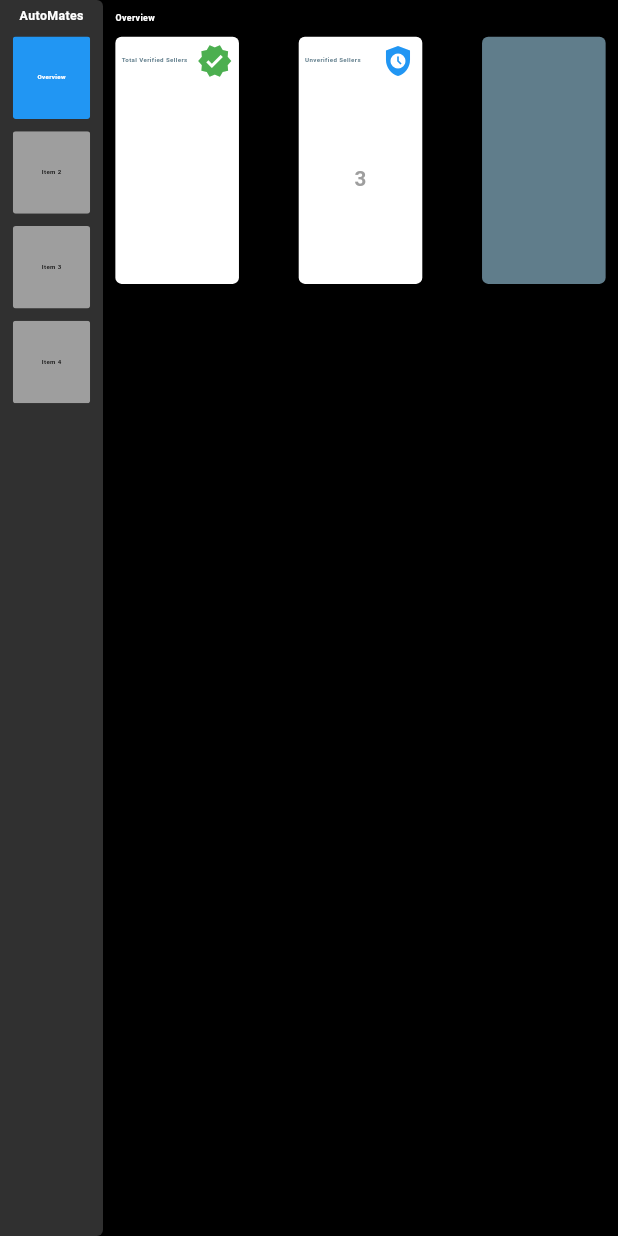
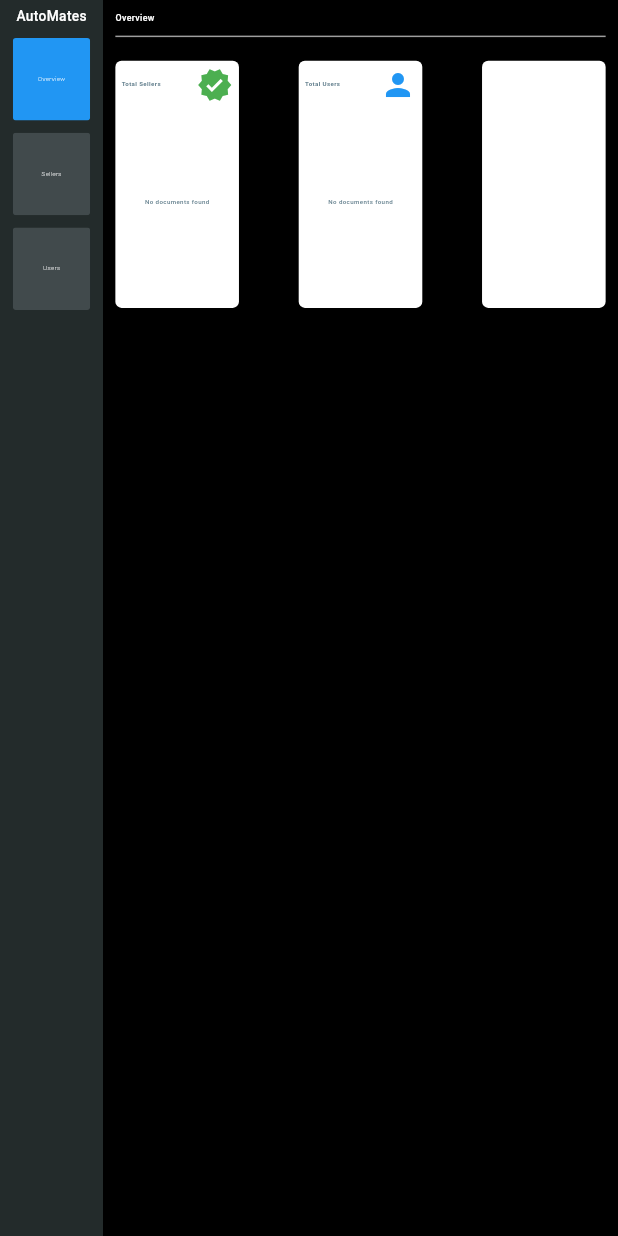
Before and after one commit to hijasahamed/Auto-Mates-Admin, a Flutter app: the screen it shows after launch, on a phone screen of 412 x 824 dp. Run offline on Flutter 3.47's test engine with Material 3 defaults, Android fonts, the light colour scheme and no system bars; our stand-ins replace cloud_firestore, firebase_core, get; accounts and stored records are empty; statements that could not run were skipped.

Commit message:
latest push

```diff
--- a/lib/view/admin_home_screen/admin_home_screen.dart
+++ b/lib/view/admin_home_screen/admin_home_screen.dart
@@ -2,6 +2,8 @@ import 'package:auto_mates_admin/controller/admin_home_screen_controller.dart';
 import 'package:auto_mates_admin/view/admin_home_screen/admin_home_screen_side_bar/admin_home_screen_side_bar.dart';
 import 'package:auto_mates_admin/view/common_widgets/colors.dart';
 import 'package:auto_mates_admin/view/overview_screen/overview_screen.dart';
+import 'package:auto_mates_admin/view/sellers_screen/sellers_screen.dart';
+import 'package:auto_mates_admin/view/users_screen/users_screen.dart';
 import 'package:flutter/material.dart';
 import 'package:get/get.dart';
 
@@ -12,13 +14,12 @@ class AdminHomeScreen extends StatelessWidget {
     final screenSize = MediaQuery.of(context).size;
     final AdminHomeScreenController controller = Get.put(AdminHomeScreenController());
     final List<Widget> pages = [
-      OverviewScreen(screenSize: screenSize,),
-      Center(child: Text('Page 2')),
-      Center(child: Text('Page 3')),
-      Center(child: Text('Page 4')),
+      OverviewScreen(screenSize: screenSize,controller: controller,),
+      SellersScreen(screenSize: screenSize,),
+      UsersScreen(screenSize: screenSize,)
     ];
     return Scaffold(
-      backgroundColor: scaffoldBackgroundColor,
+      backgroundColor: colorBlack,
       body: SafeArea(
         child: Row(
           children: [
--- a/lib/view/admin_home_screen/admin_home_screen_side_bar/admin_home_screen_side_bar.dart
+++ b/lib/view/admin_home_screen/admin_home_screen_side_bar/admin_home_screen_side_bar.dart
@@ -12,21 +12,17 @@ class AdminHomeScreenSideBar extends StatelessWidget {
   Widget build(BuildContext context) {
     return Expanded(
       child: Container(
-        decoration: BoxDecoration(
-          borderRadius: BorderRadius.only(topRight: Radius.circular(screenSize.width/100),bottomRight: Radius.circular(screenSize.width/100)),
-          color: const Color.fromARGB(255, 48, 48, 48),
-        ),
+        color: sideBarColor,
         child: Column(
           mainAxisAlignment: MainAxisAlignment.start,
           children: [
             Padding(
               padding:  EdgeInsets.only(bottom: screenSize.width/100,top: screenSize.width/100),
-              child: TextWidget(text: 'AutoMates', color: colorWhite, size: screenSize.width/50, weight: FontWeight.bold),
+              child: TextWidget(text: 'AutoMates', color: colorWhite, size: screenSize.width/45, weight: FontWeight.w500),
             ),
             AdminHomeScreenSideBarItem(index: 0, label: 'Overview', controller: controller),
-            AdminHomeScreenSideBarItem(index: 1, label: 'Item 2', controller: controller),
-            AdminHomeScreenSideBarItem(index: 2, label: 'Item 3', controller: controller),
-            AdminHomeScreenSideBarItem(index: 3, label: 'Item 4', controller: controller),
+            AdminHomeScreenSideBarItem(index: 1, label: 'Sellers', controller: controller),
+            AdminHomeScreenSideBarItem(index: 2, label: 'Users', controller: controller),
           ],
         ),
       )
--- a/lib/view/admin_home_screen/admin_home_screen_side_bar/admin_home_screen_side_bar_item/admin_home_screen_side_bar_item.dart
+++ b/lib/view/admin_home_screen/admin_home_screen_side_bar/admin_home_screen_side_bar_item/admin_home_screen_side_bar_item.dart
@@ -23,14 +23,14 @@ class AdminHomeScreenSideBarItem extends StatelessWidget {
             height: screenSize.height/15,
             decoration: BoxDecoration(
               borderRadius: BorderRadius.circular(screenSize.width/200),
-              color: controller.selectedIndex.value == index ? Colors.blue : Colors.grey,
+              color: controller.selectedIndex.value == index ? colorblue : sideBarItemColor,
             ),
             child: Center(
               child: TextWidget(
                 text: label,
-                color: controller.selectedIndex.value == index ? colorWhite : Colors.black,
+                color: controller.selectedIndex.value == index ? colorWhite : colorWhite,
                 size: screenSize.width/100,
-                weight: FontWeight.bold
+                weight: FontWeight.w100
               ),
             ),
           )),
--- a/lib/view/common_widgets/colors.dart
+++ b/lib/view/common_widgets/colors.dart
@@ -1,7 +1,9 @@
 import 'package:flutter/material.dart';
 
 const loginBackgroundColor = Color(0xFFEEEEEE);
-const scaffoldBackgroundColor = Colors.black;
+const sideBarColor = Color(0xFF232b2b);
+const sideBarItemColor = Color(0xFF414a4c);
 const colorWhite = Colors.white;
 const colorBlack = Colors.black;
 const colorBlueGrey = Colors.blueGrey;
+const colorblue = Colors.blue;
--- a/lib/view/overview_screen/overview_screen.dart
+++ b/lib/view/overview_screen/overview_screen.dart
@@ -1,34 +1,37 @@
+import 'package:auto_mates_admin/controller/admin_home_screen_controller.dart';
 import 'package:auto_mates_admin/view/common_widgets/colors.dart';
 import 'package:auto_mates_admin/view/common_widgets/text_widget.dart';
-import 'package:auto_mates_admin/view/overview_screen/total_verified_sellers_holder/total_verified_sellers_holder.dart';
-import 'package:auto_mates_admin/view/overview_screen/unverified_sellers_holder/unverified_sellers_holder.dart';
+import 'package:auto_mates_admin/view/overview_screen/total_sellers_holder/total_sellers_holder.dart';
+import 'package:auto_mates_admin/view/overview_screen/total_users_holder/total_users_holder.dart';
 import 'package:flutter/material.dart';
 
 class OverviewScreen extends StatelessWidget {
-  const OverviewScreen({super.key,required this.screenSize});
+  const OverviewScreen({super.key,required this.screenSize,required this.controller});
   final Size screenSize;
+  final AdminHomeScreenController controller;
   @override
   Widget build(BuildContext context) {
     return Scaffold(
-      backgroundColor: scaffoldBackgroundColor,
+      backgroundColor: colorBlack,
       body: Padding(
         padding: EdgeInsets.all(screenSize.width/50),
         child: Column(
           crossAxisAlignment: CrossAxisAlignment.start,
           children: [
-            TextWidget(text: 'Overview', color: colorWhite, size: screenSize.width/70, weight: FontWeight.bold),
+            TextWidget(text: 'Overview', color: colorWhite, size: screenSize.width/70, weight: FontWeight.w500),
+            const Divider(color: Colors.grey,),
             SizedBox(height: screenSize.height/100,),
             Row(
               mainAxisAlignment: MainAxisAlignment.spaceBetween,
               children: [
-                TotalVerifiedSellersHolder(screenSize: screenSize),
-                UnverifiedSellersHolder(screenSize: screenSize),
+                TotalSellersHolder(screenSize: screenSize,controller: controller,),
+                TotalUsersHolder(screenSize: screenSize,controller: controller,),
                 Container(
                   height: screenSize.height/5,
                   width: screenSize.width/5,
                   decoration: BoxDecoration(
                     borderRadius: BorderRadius.circular(screenSize.width/100),
-                    color: colorBlueGrey
+                    color: colorWhite
                   ),
                 ),
               ],
--- /dev/null
+++ b/lib/view/overview_screen/total_sellers_holder/total_sellers_holder.dart
@@ -0,0 +1,59 @@
+import 'package:auto_mates_admin/controller/admin_home_screen_controller.dart';
+import 'package:auto_mates_admin/view/common_widgets/colors.dart';
+import 'package:auto_mates_admin/view/common_widgets/text_widget.dart';
+import 'package:cloud_firestore/cloud_firestore.dart';
+import 'package:flutter/material.dart';
+
+class TotalSellersHolder extends StatelessWidget {
+  const TotalSellersHolder({super.key,required this.screenSize,required this.controller});
+  final Size screenSize;
+  final AdminHomeScreenController controller;
+  @override
+  Widget build(BuildContext context) {
+    return InkWell(
+      onTap: () => controller.changePage(1),
+      child: Ink(
+        height: screenSize.height/5,
+        width: screenSize.width/5,
+        decoration: BoxDecoration(
+          borderRadius: BorderRadius.circular(screenSize.width/100),
+          color: colorWhite
+        ),
+        child: Padding(
+          padding: EdgeInsets.all(screenSize.width/100),
+          child: Column(
+            children: [
+              Row(
+                mainAxisAlignment: MainAxisAlignment.spaceBetween,
+                children: [
+                  TextWidget(text: 'Total Sellers', color: colorBlueGrey, size: screenSize.width/100, weight: FontWeight.bold),
+                  const Icon(Icons.verified,color: Colors.green,)
+                ],
+              ),
+              Expanded(
+                child: Center(
+                  child: StreamBuilder<QuerySnapshot>(
+                    stream: FirebaseFirestore.instance.collection('sellerSignupData').snapshots(),
+                    builder: (context, snapshot) {
+                      if (snapshot.connectionState == ConnectionState.waiting) {
+                        return const CircularProgressIndicator(color: Colors.blue,);
+                      }
+                      if (snapshot.hasError) {
+                        return TextWidget(text: 'No documents found', color: colorBlueGrey, size: screenSize.width/100, weight: FontWeight.w500);
+                      }
+                      if (!snapshot.hasData || snapshot.data!.docs.isEmpty) {
+                        return TextWidget(text: 'No documents found', color: colorBlueGrey, size: screenSize.width/100, weight: FontWeight.w500);
+                      }
+                      final count = snapshot.data!.docs.length;
+                      return TextWidget(text: count.toString(), color: Colors.grey, size: screenSize.width/30, weight: FontWeight.bold);
+                    },
+                  ),
+                )
+              )
+            ],
+          ),
+        ),
+      ),
+    );
+  }
+}
--- /dev/null
+++ b/lib/view/overview_screen/total_users_holder/total_users_holder.dart
@@ -0,0 +1,59 @@
+import 'package:auto_mates_admin/controller/admin_home_screen_controller.dart';
+import 'package:auto_mates_admin/view/common_widgets/colors.dart';
+import 'package:auto_mates_admin/view/common_widgets/text_widget.dart';
+import 'package:cloud_firestore/cloud_firestore.dart';
+import 'package:flutter/material.dart';
+
+class TotalUsersHolder extends StatelessWidget {
+  const TotalUsersHolder({super.key,required this.screenSize,required this.controller});
+  final Size screenSize;
+  final AdminHomeScreenController controller;
+  @override
+  Widget build(BuildContext context) {
+    return InkWell(
+      onTap: () => controller.changePage(2),
+      child: Ink(
+        height: screenSize.height/5,
+        width: screenSize.width/5,
+        decoration: BoxDecoration(
+          borderRadius: BorderRadius.circular(screenSize.width/100),
+          color: colorWhite
+        ),
+        child: Padding(
+          padding: EdgeInsets.all(screenSize.width/100),
+          child: Column(
+            children: [
+              Row(
+                mainAxisAlignment: MainAxisAlignment.spaceBetween,
+                children: [
+                  TextWidget(text: 'Total Users', color: colorBlueGrey, size: screenSize.width/100, weight: FontWeight.bold),
+                  const Icon(Icons.person,color: Colors.blue,)
+                ],
+              ),
+              Expanded(
+                child: Center(
+                  child: StreamBuilder<QuerySnapshot>(
+                    stream: FirebaseFirestore.instance.collection('userSignupData').snapshots(),
+                    builder: (context, snapshot) {
+                      if (snapshot.connectionState == ConnectionState.waiting) {
+                        return const CircularProgressIndicator(color: Colors.blue,);
+                      }
+                      if (snapshot.hasError) {
+                        return TextWidget(text: 'No documents found', color: colorBlueGrey, size: screenSize.width/100, weight: FontWeight.w500);
+                      }
+                      if (!snapshot.hasData || snapshot.data!.docs.isEmpty) {
+                        return TextWidget(text: 'No documents found', color: colorBlueGrey, size: screenSize.width/100, weight: FontWeight.w500);
+                      }
+                      final count = snapshot.data!.docs.length;
+                      return TextWidget(text: count.toString(), color: Colors.grey, size: screenSize.width/30, weight: FontWeight.bold);
+                    },
+                  ),
+                )
+              )
+            ],
+          ),
+        ),
+      ),
+    );
+  }
+}
--- a/lib/view/overview_screen/total_verified_sellers_holder/total_verified_sellers_holder.dart
+++ /dev/null
@@ -1,53 +0,0 @@
-import 'package:auto_mates_admin/view/common_widgets/colors.dart';
-import 'package:auto_mates_admin/view/common_widgets/text_widget.dart';
-import 'package:flutter/material.dart';
-
-class TotalVerifiedSellersHolder extends StatelessWidget {
-  const TotalVerifiedSellersHolder({super.key,required this.screenSize});
-  final Size screenSize;
-  @override
-  Widget build(BuildContext context) {
-    return Container(
-      height: screenSize.height/5,
-      width: screenSize.width/5,
-      decoration: BoxDecoration(
-        borderRadius: BorderRadius.circular(screenSize.width/100),
-        color: colorWhite
-      ),
-      child: Padding(
-        padding: EdgeInsets.all(screenSize.width/100),
-        child: Column(
-          children: [
-            Row(
-              mainAxisAlignment: MainAxisAlignment.spaceBetween,
-              children: [
-                TextWidget(text: 'Total Verified Sellers', color: colorBlueGrey, size: screenSize.width/100, weight: FontWeight.bold),
-                const Icon(Icons.verified,color: Colors.green,)
-              ],
-            ),
-            // Expanded(
-            //   child: Center(
-            //     child: StreamBuilder<QuerySnapshot>(
-            //       stream: ,
-            //       builder: (context, snapshot) {
-            //         if (snapshot.connectionState == ConnectionState.waiting) {
-            //           return CircularProgressIndicator();
-            //         }
-            //         if (snapshot.hasError) {
-            //           return Text('Error: ${snapshot.error}');
-            //         }
-            //         if (!snapshot.hasData || snapshot.data!.docs.isEmpty) {
-            //           return Text('No documents found');
-            //         }
-            //         final count = snapshot.data!.docs.length;
-            //         return TextWidget(text: count, color: Colors.grey, size: screenSize.width/30, weight: FontWeight.bold);
-            //       },
-            //     ),
-            //   )
-            // )
-          ],
-        ),
-      ),
-    );
-  }
-}
--- a/lib/view/overview_screen/unverified_sellers_holder/unverified_sellers_holder.dart
+++ /dev/null
@@ -1,36 +0,0 @@
-import 'package:auto_mates_admin/view/common_widgets/colors.dart';
-import 'package:auto_mates_admin/view/common_widgets/text_widget.dart';
-import 'package:flutter/material.dart';
-
-class UnverifiedSellersHolder extends StatelessWidget {
-  const UnverifiedSellersHolder({super.key,required this.screenSize});
-  final Size screenSize;
-  @override
-  Widget build(BuildContext context) {
-    return Container(
-      height: screenSize.height/5,
-      width: screenSize.width/5,
-      decoration: BoxDecoration(
-        borderRadius: BorderRadius.circular(screenSize.width/100),
-        color: colorWhite
-      ),
-      child: Padding(
-        padding: EdgeInsets.all(screenSize.width/100),
-        child: Column(
-          children: [
-            Row(
-              mainAxisAlignment: MainAxisAlignment.spaceBetween,
-              children: [
-                TextWidget(text: 'Unverified Sellers', color: colorBlueGrey, size: screenSize.width/100, weight: FontWeight.bold),
-                const Icon(Icons.safety_check,color: Colors.blue,)
-              ],
-            ),
-            Expanded(
-              child: Center(child: TextWidget(text: '3', color: Colors.grey, size: screenSize.width/30, weight: FontWeight.bold))
-            )
-          ],
-        ),
-      ),
-    );
-  }
-}
--- a/pubspec.yaml
+++ b/pubspec.yaml
@@ -28,10 +28,11 @@ environment:
 # the latest version available on pub.dev. To see which dependencies have newer
 # versions available, run `flutter pub outdated`.
 dependencies:
-  adaptive_navigation_widget: ^0.0.11
+  cached_network_image: ^3.3.1
   cloud_firestore: ^5.1.0
   cupertino_icons: ^1.0.6
   firebase_core: ^3.2.0
+  firebase_storage: ^12.1.1
   flutter:
     sdk: flutter
   get: ^4.6.6
```
Also changed, not shown: lib/controller/firebase_controller.dart (added, +25 -0 lines), lib/view/sellers_screen/seller_card_widget/seller_card_widget.dart (added, +104 -0 lines), lib/view/sellers_screen/sellers_screen.dart (added, +54 -0 lines), lib/view/users_screen/users_screen.dart (added, +181 -0 lines), pubspec.lock, 3 other files.
